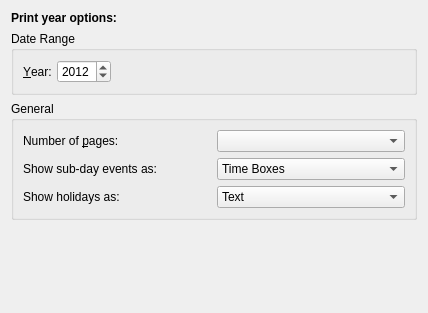
The window that src/printing/calprintyearconfig_base.ui (KDE/calendarsupport) describes before a commit, drawn with Qt 5.
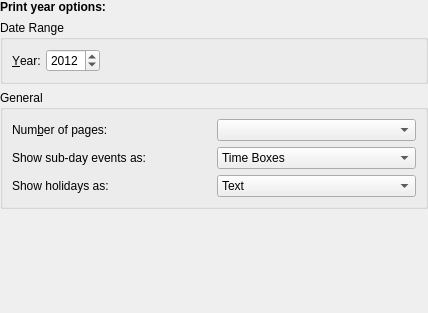
The same window after the commit. Custom widgets are drawn as their Qt base class.

Commit message: Remove double margin

Diff of the .ui file:
```diff
--- a/src/printing/calprintyearconfig_base.ui
+++ b/src/printing/calprintyearconfig_base.ui
@@ -13,6 +13,18 @@
    </rect>
   </property>
   <layout class="QVBoxLayout" name="verticalLayout_3">
+   <property name="leftMargin">
+    <number>0</number>
+   </property>
+   <property name="topMargin">
+    <number>0</number>
+   </property>
+   <property name="rightMargin">
+    <number>0</number>
+   </property>
+   <property name="bottomMargin">
+    <number>0</number>
+   </property>
    <item>
     <widget class="QLabel" name="label">
      <property name="text">
@@ -89,7 +101,7 @@
         <item row="0" column="0">
          <widget class="QLabel" name="mPagesLabel">
           <property name="text">
-           <string>Number of &amp;pages:</string>
+           <string>Num&amp;ber of pages:</string>
           </property>
           <property name="wordWrap">
            <bool>false</bool>
```
Left out of the diff: 8 changed lines with no effect on the pictures. The commit also changes 6 other files.
